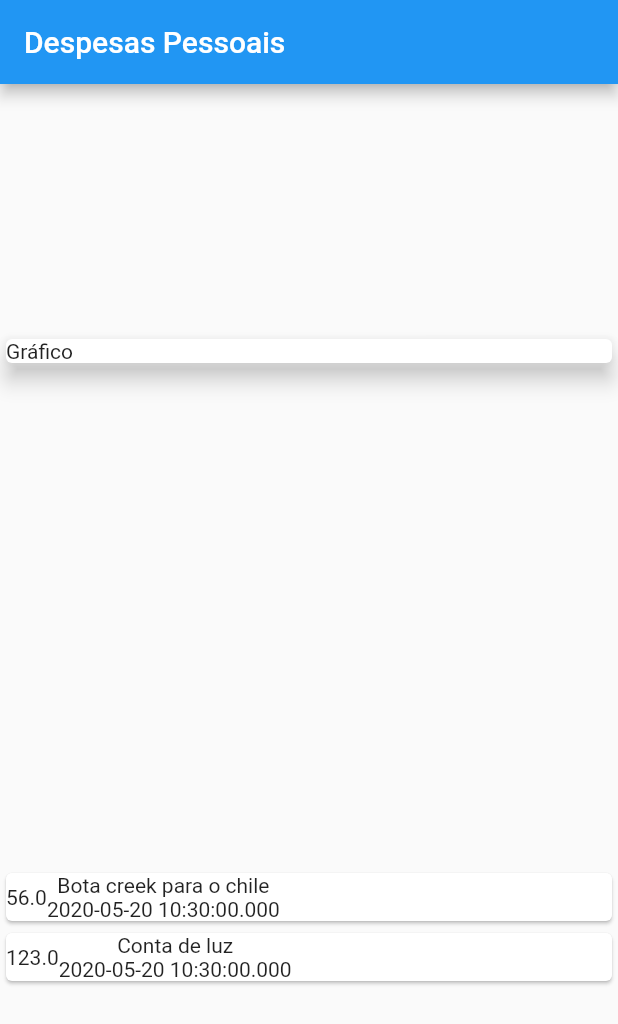
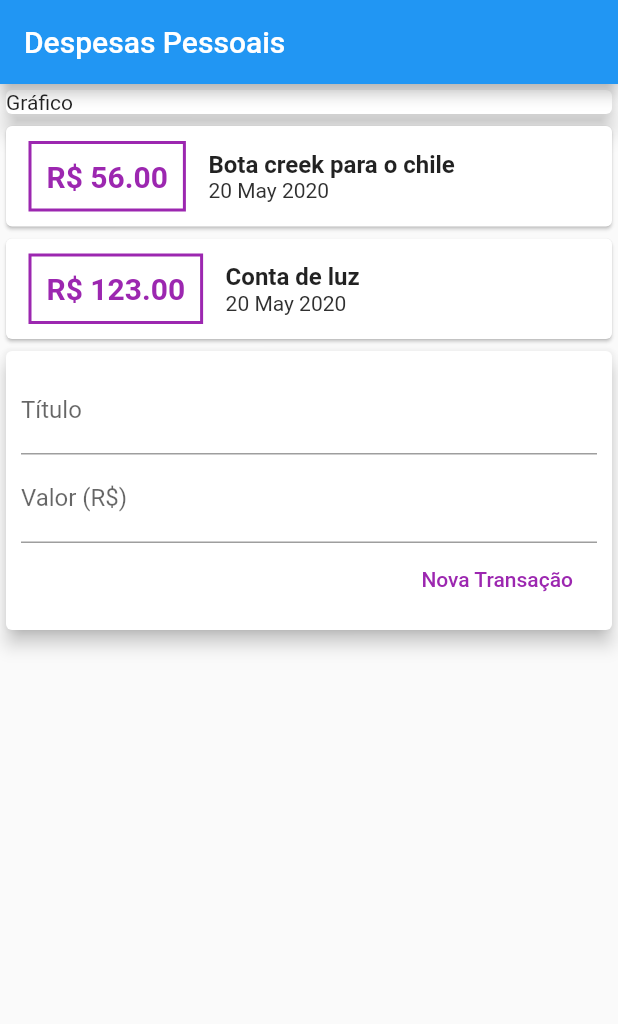
Before and after one commit to beugenio/flutter-expenses, a Flutter app: the screen it shows after launch, on a phone screen of 412 x 824 dp. Shown: the top 1024 px of the screen. Run offline on Flutter 3.47's test engine with Material 2 defaults, Android fonts, the phone set to English and light mode, and no system bars.

Commit message:
adição dos campos para entrada de dados

```diff
--- a/lib/main.dart
+++ b/lib/main.dart
@@ -1,5 +1,6 @@
 import 'package:expenses/models/transaction.dart';
 import 'package:flutter/material.dart';
+import 'package:intl/intl.dart';
 
 main() => runApp(ExpensesApp());
 
@@ -37,7 +38,7 @@ class MyHomePage extends StatelessWidget{
         title: Text('Despesas Pessoais'),
       ),
       body: Column(
-        mainAxisAlignment: MainAxisAlignment.spaceAround,
+
         crossAxisAlignment: CrossAxisAlignment.stretch,
         children: <Widget>[
           Container(
@@ -52,18 +53,79 @@ class MyHomePage extends StatelessWidget{
                 child: Row(
                   children: <Widget>[
                     Container(
-                      child: Text(tr.value.toString()),
+                      margin: EdgeInsets.symmetric(
+                        horizontal: 15,
+                        vertical: 10,
+                      ),
+                      decoration: BoxDecoration(
+                        border: Border.all(
+                          color: Colors.purple,
+                          width: 2,
+                        ),
+                      ),
+                      padding: EdgeInsets.all(10),
+                      child: Text(
+                        'R\$ ${tr.value.toStringAsFixed(2)}',
+                        style: TextStyle(
+                          fontWeight: FontWeight.bold,
+                          fontSize: 20,
+                          color: Colors.purple
+                        ),
+                      ),
                     ),
                     Column(
+                      crossAxisAlignment: CrossAxisAlignment.start,
                       children: <Widget>[
-                        Text(tr.title),
-                        Text(tr.date.toString()),
+                        Text(
+                          tr.title,
+                          style: TextStyle(
+                            fontSize: 16,
+                            fontWeight: FontWeight.bold,
+                          ),
+
+                        ),
+                        Text(
+                          DateFormat('d MMMM y').format(tr.date),
+                          style: TextStyle(
+                            color: Colors.grey[850],
+                          ),
+                        ),
                       ],
                     )
                   ],
                 )
               );
             }).toList(),
+          ),
+          Card(
+            elevation: 5,
+            child: Padding(
+              padding: const EdgeInsets.all(10),
+              child: Column(
+                children: <Widget>[
+                  TextField(
+                    decoration: InputDecoration(
+                      labelText: 'Título',
+                    ),
+                  ),
+                  TextField(
+                    decoration: InputDecoration(
+                      labelText: 'Valor (R\$)'
+                    ),
+                  ),
+                  Row(
+                    mainAxisAlignment: MainAxisAlignment.end,
+                    children: <Widget>[
+                      FlatButton(
+                        onPressed: (){},
+                        child: Text('Nova Transação'),
+                        textColor: Colors.purple,
+                      )
+                    ],
+                  )
+                ]
+              ),
+            ),
           )
         ],
       ),
--- a/pubspec.yaml
+++ b/pubspec.yaml
@@ -23,6 +23,7 @@ environment:
 dependencies:
   flutter:
     sdk: flutter
+  intl: ^0.16.1
 
 
   # The following adds the Cupertino Icons font to your application.
```
Also changed, not shown: pubspec.lock.
